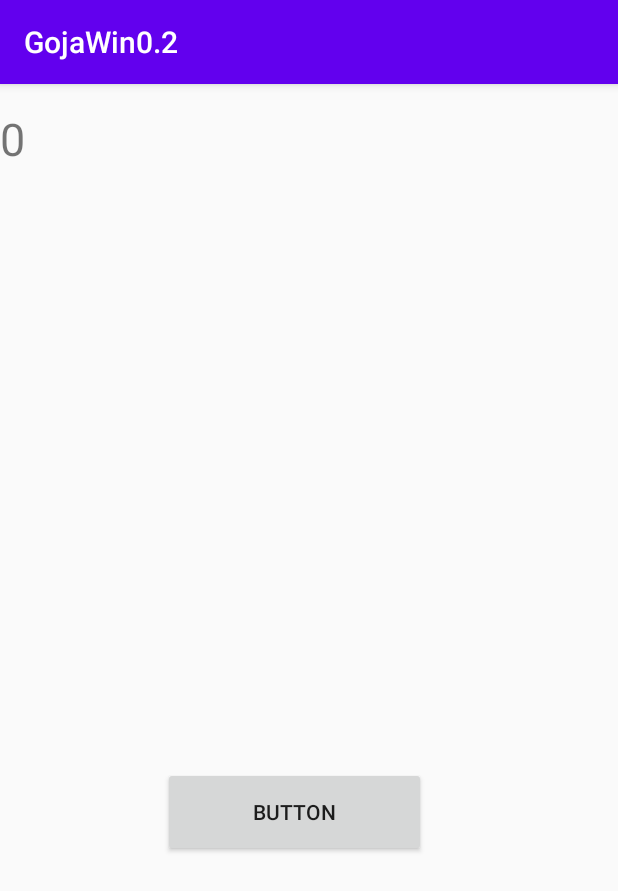
After one commit to Sudkir/Dumpling, an Android app: the MainActivityBuy screen opened directly, with no data from a screen before it, on a phone screen of 412 x 824 dp. The commit adds this screen. Shown: the top 891 px of the screen. Run offline under Robolectric (Android 15) with nearby library versions, the phone set to English and light mode, and no system bars.

Commit message:
Добавлен второй экран

```diff
--- /dev/null
+++ b/app/src/main/java/com/example/gojawin01/MainActivityBuy.java
@@ -0,0 +1,66 @@
+package com.example.gojawin01;
+
+import androidx.appcompat.app.AppCompatActivity;
+
+import android.content.Intent;
+import android.os.Bundle;
+import android.view.View;
+import android.widget.TextView;
+
+public class MainActivityBuy extends AppCompatActivity {
+
+    @Override
+    protected void onCreate(Bundle savedInstanceState) {
+        super.onCreate(savedInstanceState);
+        setContentView(R.layout.activity_main_buy);
+
+        String user = "0";
+
+        //user = getIntent().getExtras().getString("username");
+        TextView infoTextView = (TextView)findViewById(R.id.textView4);
+        infoTextView.setText(user);
+    }
+
+
+    public final static String THIEF = "com.example.gojawin01.THIEF";
+
+    public void HertMain(View view) {//кнопка перехода на новую активность
+
+        Intent intent = new Intent(MainActivityBuy.this, MainActivity.class);
+        Intent answerIntent = new Intent();
+        answerIntent.putExtra(THIEF, "Сраный пёсик");
+        setResult(RESULT_OK, answerIntent);
+        finish();
+
+        //startActivity(intent);//старт окна
+
+    }
+
+
+    public void onRadioClick(View v) {
+
+/*
+        switch (v.getId()) {
+            case R.id.radioDog:
+                answerIntent.putExtra(THIEF, "Сраный пёсик");
+                break;
+            case R.id.radioCrow:
+                answerIntent.putExtra(THIEF, "Ворона");
+                break;
+            case R.id.radioCat:
+                answerIntent.putExtra(THIEF, "Лошадь Пржевальского");
+                break;
+
+            default:
+                break;
+        }
+        */
+
+
+    }
+
+
+
+
+
+}
--- a/app/src/main/res/drawable/ic_baseline_monetization_on_24.xml
+++ b/app/src/main/res/drawable/ic_baseline_monetization_on_24.xml
@@ -1,4 +1,4 @@
-<vector android:height="210dp" android:tint="#84FF50"
+<vector android:height="210dp" android:tint="#1d8240"
     android:viewportHeight="24" android:viewportWidth="24"
     android:width="210dp" xmlns:android="http://schemas.android.com/apk/res/android">
     <path android:fillColor="@android:color/white" android:pathData="M12,2C6.48,2 2,6.48 2,12s4.48,10 10,10 10,-4.48 10,-10S17.52,2 12,2zM13.41,18.09L13.41,20h-2.67v-1.93c-1.71,-0.36 -3.16,-1.46 -3.27,-3.4h1.96c0.1,1.05 0.82,1.87 2.65,1.87 1.96,0 2.4,-0.98 2.4,-1.59 0,-0.83 -0.44,-1.61 -2.67,-2.14 -2.48,-0.6 -4.18,-1.62 -4.18,-3.67 0,-1.72 1.39,-2.84 3.11,-3.21L10.74,4h2.67v1.95c1.86,0.45 2.79,1.86 2.85,3.39L14.3,9.34c-0.05,-1.11 -0.64,-1.87 -2.22,-1.87 -1.5,0 -2.4,0.68 -2.4,1.64 0,0.84 0.65,1.39 2.67,1.91s4.18,1.39 4.18,3.91c-0.01,1.83 -1.38,2.83 -3.12,3.16z"/>
--- /dev/null
+++ b/app/src/main/res/layout/activity_main_buy.xml
@@ -0,0 +1,32 @@
+<?xml version="1.0" encoding="utf-8"?>
+<androidx.constraintlayout.widget.ConstraintLayout xmlns:android="http://schemas.android.com/apk/res/android"
+    xmlns:app="http://schemas.android.com/apk/res-auto"
+    xmlns:tools="http://schemas.android.com/tools"
+    android:layout_width="match_parent"
+    android:layout_height="match_parent"
+    tools:context=".MainActivityBuy">
+
+    <TextView
+        android:id="@+id/textView4"
+        android:layout_width="354dp"
+        android:layout_height="94dp"
+        android:layout_marginTop="16dp"
+        android:text="TextView"
+        android:textSize="30sp"
+        app:layout_constraintTop_toTopOf="parent"
+        tools:layout_editor_absoluteX="37dp" />
+
+    <Button
+        android:id="@+id/button2"
+        android:layout_width="175dp"
+        android:layout_height="60dp"
+        android:layout_marginTop="92dp"
+        android:onClick="HertMain"
+        android:text="Button"
+        app:layout_constraintBottom_toBottomOf="parent"
+        app:layout_constraintEnd_toEndOf="parent"
+        app:layout_constraintHorizontal_bias="0.458"
+        app:layout_constraintStart_toStartOf="parent"
+        app:layout_constraintTop_toBottomOf="@+id/textView4"
+        app:layout_constraintVertical_bias="0.501" />
+</androidx.constraintlayout.widget.ConstraintLayout>
--- a/app/src/main/res/values/styles.xml
+++ b/app/src/main/res/values/styles.xml
@@ -5,6 +5,7 @@
         <item name="colorPrimary">@color/colorPrimary</item>
         <item name="colorPrimaryDark">@color/colorPrimaryDark</item>
         <item name="colorAccent">@color/colorAccent</item>
+
     </style>
 
 </resources>
--- a/build.gradle
+++ b/build.gradle
@@ -5,7 +5,7 @@
         jcenter()
     }
     dependencies {
-        classpath 'com.android.tools.build:gradle:4.1.2'
+        classpath 'com.android.tools.build:gradle:4.0.2'
 
         // NOTE: Do not place your application dependencies here; they belong
         // in the individual module build.gradle files
```
Also changed, not shown: app/src/main/AndroidManifest.xml (+5 -6 lines), app/src/main/java/com/example/gojawin01/MainActivity.java (+52 -3 lines), app/src/main/res/drawable/button_states.xml (+5 -4 lines), app/src/main/res/layout/activity_main.xml (+86 -25 lines), app/src/main/assets/src/deutsch-gothic.ttf (added), 1 other file.
